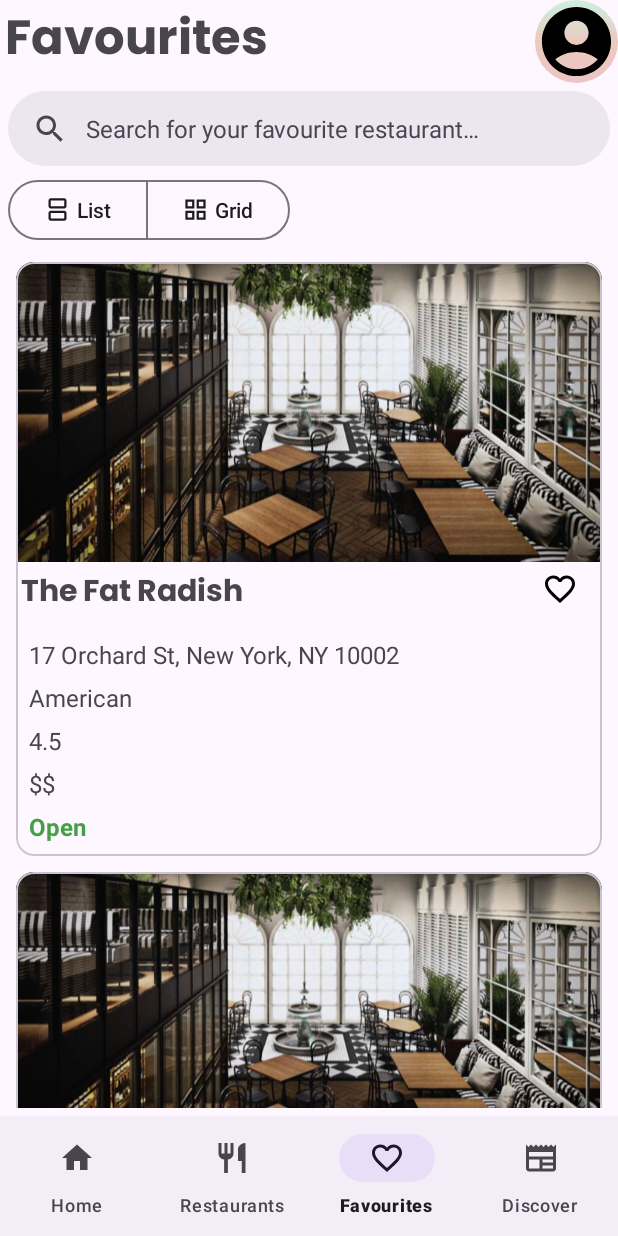
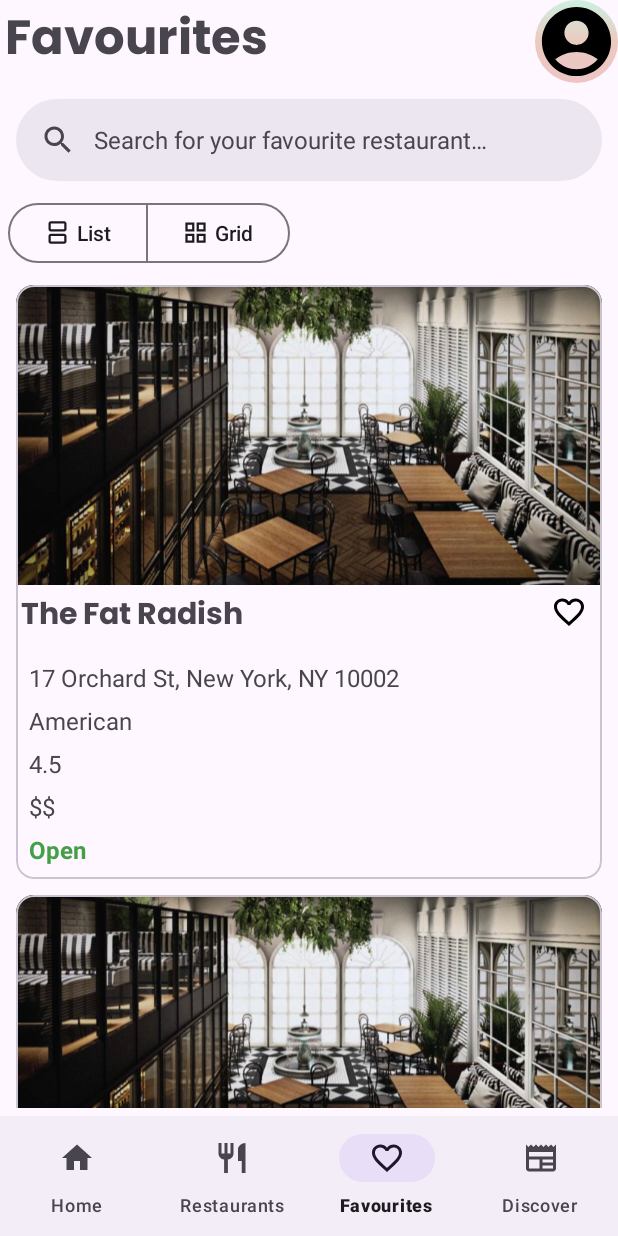
Before and after one commit to mch3pg4/MealCompass, an Android app: the screen it shows after launch (MainActivity), item 3 of the bottom bar chosen, on a phone screen of 412 x 824 dp. Run offline under Robolectric (Android 15) with nearby library versions, the phone set to English and light mode, and no system bars; our stand-ins replace navigation-ui.

Commit message:
added searchview on searchbar

```diff
--- a/app/src/main/AndroidManifest.xml
+++ b/app/src/main/AndroidManifest.xml
@@ -15,7 +15,8 @@
         <activity
             android:name=".MainActivity"
             android:exported="true"
-            android:theme="@style/Theme.MealCompass">
+            android:theme="@style/Theme.MealCompass"
+            android:windowSoftInputMode="adjustNothing">
             <intent-filter>
                 <action android:name="android.intent.action.MAIN" />
 
--- a/app/src/main/java/com/example/mealcompass/Favourites/FavouritesFragment.java
+++ b/app/src/main/java/com/example/mealcompass/Favourites/FavouritesFragment.java
@@ -24,13 +24,6 @@ public class FavouritesFragment extends Fragment {
     private FragmentFavouritesBinding binding;
 
 
-
-    @Override
-    public void onCreate(Bundle savedInstanceState) {
-        super.onCreate(savedInstanceState);
-
-    }
-
     @Override
     public View onCreateView(@NonNull LayoutInflater inflater, ViewGroup container,
                              Bundle savedInstanceState) {
@@ -52,7 +45,7 @@ public class FavouritesFragment extends Fragment {
         List<FavouritesItem> favouritesItem = new ArrayList<>();
         favouritesItem.add(new FavouritesItem(R.drawable.restaurant_img, R.drawable.baseline_favorite_24, "The Fat Radish", "17 Orchard St, New York, NY 10002", "American", "4.5", "$$", "Open"));
 
-        favouritesItem.add(new FavouritesItem(R.drawable.restaurant_img, R.drawable.baseline_favorite_24, "The Fat British","17 Orchard St, New York, NY 10002", "American", "4.5", "$$", "Open"));
+        favouritesItem.add(new FavouritesItem(R.drawable.restaurant_img, R.drawable.baseline_favorite_24, "Georgetown","17 Orchard St, New York, NY 10002", "American", "4.5", "$$", "Open"));
 
 
         FavouritesAdapter favouritesAdapter = new FavouritesAdapter(favouritesItem);
--- a/app/src/main/java/com/example/mealcompass/Home/HomeFragment.java
+++ b/app/src/main/java/com/example/mealcompass/Home/HomeFragment.java
@@ -21,11 +21,6 @@ import java.util.List;
 
 public class HomeFragment extends Fragment {
     private FragmentHomeBinding binding;
-
-    @Override
-    public void onCreate(Bundle savedInstanceState) {
-        super.onCreate(savedInstanceState);
-    }
 
     @Override
     public View onCreateView(@NonNull LayoutInflater inflater, ViewGroup container,
--- a/app/src/main/java/com/example/mealcompass/MainActivity.java
+++ b/app/src/main/java/com/example/mealcompass/MainActivity.java
@@ -4,6 +4,7 @@ import android.os.Bundle;
 
 import com.google.android.material.snackbar.Snackbar;
 
+import androidx.annotation.NonNull;
 import androidx.appcompat.app.AppCompatActivity;
 
 import android.view.View;
@@ -49,6 +50,21 @@ public class MainActivity extends AppCompatActivity {
         NavigationUI.setupActionBarWithNavController(this, navController, appBarConfiguration);
         NavigationUI.setupWithNavController(binding.bottomNavigationView, navController);
 
+
+        binding.bottomNavigationView.setOnItemSelectedListener(item -> {
+            int id = item.getItemId();
+            if (id == R.id.home) {
+                navController.navigate(R.id.homeFragment);
+            } else if (id == R.id.restaurants) {
+                navController.navigate(R.id.restaurantsFragment);
+            } else if (id == R.id.discover) {
+                navController.navigate(R.id.discoverFragment);
+            } else if (id == R.id.favourites) {
+                navController.navigate(R.id.favoruitesFragment);
+            }
+            return true;
+        });
+
         // do not show title in the top app bar
         Objects.requireNonNull(getSupportActionBar()).setDisplayShowTitleEnabled(false);
 
@@ -61,28 +77,15 @@ public class MainActivity extends AppCompatActivity {
             }
         });
 
-        binding.bottomNavigationView.setOnItemSelectedListener(item -> {
-            int id = item.getItemId();
-            if (id == R.id.home) {
-                navController.navigate(R.id.homeFragment);
-                return true;
-            }
-            else if (id == R.id.restaurants) {
-                navController.navigate(R.id.restaurantsFragment);
-                return true;
-            }
-            else if (id == R.id.discover) {
-                navController.navigate(R.id.discoverFragment);
-                return true;
-            }
-            else if (id == R.id.favourites) {
-                navController.navigate(R.id.favoruitesFragment);
-                return true;
-            }
-            return false;
-        });
+    }
 
+    @Override
+    public boolean onOptionsItemSelected(@NonNull MenuItem item) {
+        NavController navController = Navigation.findNavController(this, R.id.nav_host_fragment_container);
+        return NavigationUI.onNavDestinationSelected(item, navController)
+                || super.onOptionsItemSelected(item);
     }
+
     @Override
     public boolean onCreateOptionsMenu(Menu menu) {
         // Inflate the menu; this adds items to the action bar if it is present.
--- a/app/src/main/res/layout/activity_main.xml
+++ b/app/src/main/res/layout/activity_main.xml
@@ -45,13 +45,12 @@
 
     <com.google.android.material.bottomnavigation.BottomNavigationView
         android:id="@+id/bottomNavigationView"
-        android:layout_width="match_parent"
+        android:layout_width="wrap_content"
         android:layout_height="wrap_content"
         app:labelVisibilityMode="labeled"
         app:layout_constraintBottom_toBottomOf="parent"
         app:layout_constraintTop_toBottomOf="@id/nav_host_fragment_container"
         app:layout_constraintEnd_toEndOf="parent"
-        app:layout_constraintHorizontal_bias="0.0"
         app:layout_constraintStart_toStartOf="parent"
         app:menu="@menu/bottom_nav_menu"
         tools:ignore="VisualLintBottomNav" />
--- a/app/src/main/res/layout/fragment_favourites.xml
+++ b/app/src/main/res/layout/fragment_favourites.xml
@@ -33,22 +33,39 @@
         app:layout_constraintTop_toTopOf="parent"
         app:layout_constraintEnd_toEndOf="parent" />
 
-    <com.google.android.material.search.SearchBar
+    <androidx.coordinatorlayout.widget.CoordinatorLayout
+        android:id="@+id/searchBarLayout"
         android:layout_width="match_parent"
-        android:layout_height="50dp"
-        app:layout_constraintTop_toBottomOf="@+id/profileImageButton"
+        android:layout_height="65dp"
+        app:layout_constraintTop_toBottomOf="@id/profileImageButton"
         app:layout_constraintStart_toStartOf="parent"
         app:layout_constraintEnd_toEndOf="parent"
         android:layout_margin="5dp"
-        android:hint="@string/search_favourites_hint"
-        android:id="@+id/favouritesSearchBar"/>
+        >
+
+        <com.google.android.material.search.SearchBar
+            android:id="@+id/restaurantsSearchBar"
+            android:layout_width="match_parent"
+            android:layout_height="wrap_content"
+            android:layout_margin="5dp"
+            android:hint="@string/search_favourites_hint" />
+
+        <com.google.android.material.search.SearchView
+            android:id="@+id/restaurantsSearchView"
+            android:layout_width="match_parent"
+            android:layout_height="match_parent"
+            android:hint="@string/search_favourites_hint"
+            app:layout_anchor="@id/restaurantsSearchBar"
+            />
+
+    </androidx.coordinatorlayout.widget.CoordinatorLayout>
 
 
     <com.google.android.material.button.MaterialButtonToggleGroup
         android:layout_width="match_parent"
         android:layout_height="wrap_content"
         app:layout_constraintStart_toStartOf="parent"
-        app:layout_constraintTop_toBottomOf="@id/favouritesSearchBar"
+        app:layout_constraintTop_toBottomOf="@id/searchBarLayout"
         android:layout_margin="5dp"
         android:id="@+id/viewAsButtonGroup"
         app:singleSelection="true"
--- a/app/src/main/res/layout/restaurant_card.xml
+++ b/app/src/main/res/layout/restaurant_card.xml
@@ -43,15 +43,15 @@
 
             <ImageView
                 android:id="@+id/restaurantFavourite"
-            android:contentDescription="@string/favorite_restaurant"
                 android:layout_width="wrap_content"
                 android:layout_height="wrap_content"
+                android:layout_alignParentEnd="true"
+                android:layout_marginEnd="4dp"
+                android:contentDescription="@string/favorite_restaurant"
+                android:padding="6dp"
                 android:src="@drawable/baseline_favorite_border_24"
                 app:layout_constraintEnd_toEndOf="parent"
-            app:layout_constraintTop_toTopOf="parent"
-            android:layout_alignParentEnd="true"
-            android:layout_marginEnd="10dp"
-            android:padding="6dp"/>
+                app:layout_constraintTop_toTopOf="parent" />
 
         </androidx.constraintlayout.widget.ConstraintLayout>
 
--- a/app/src/main/res/values/strings.xml
+++ b/app/src/main/res/values/strings.xml
@@ -92,4 +92,5 @@
     <string name="back">Back</string>
     <string name="recommended_text">Recommended for you</string>
     <string name="item_name">Item 1</string>
+    <string name="restaurants_string">Restaurants</string>
 </resources>
```
Also changed, not shown: app/src/main/java/com/example/mealcompass/Restaurants/RestaurantsFragment.java (+2 -7 lines), app/src/main/res/layout/fragment_restaurants.xml (+26 -8 lines). Lines whose indentation alone changed are shown as unchanged.
